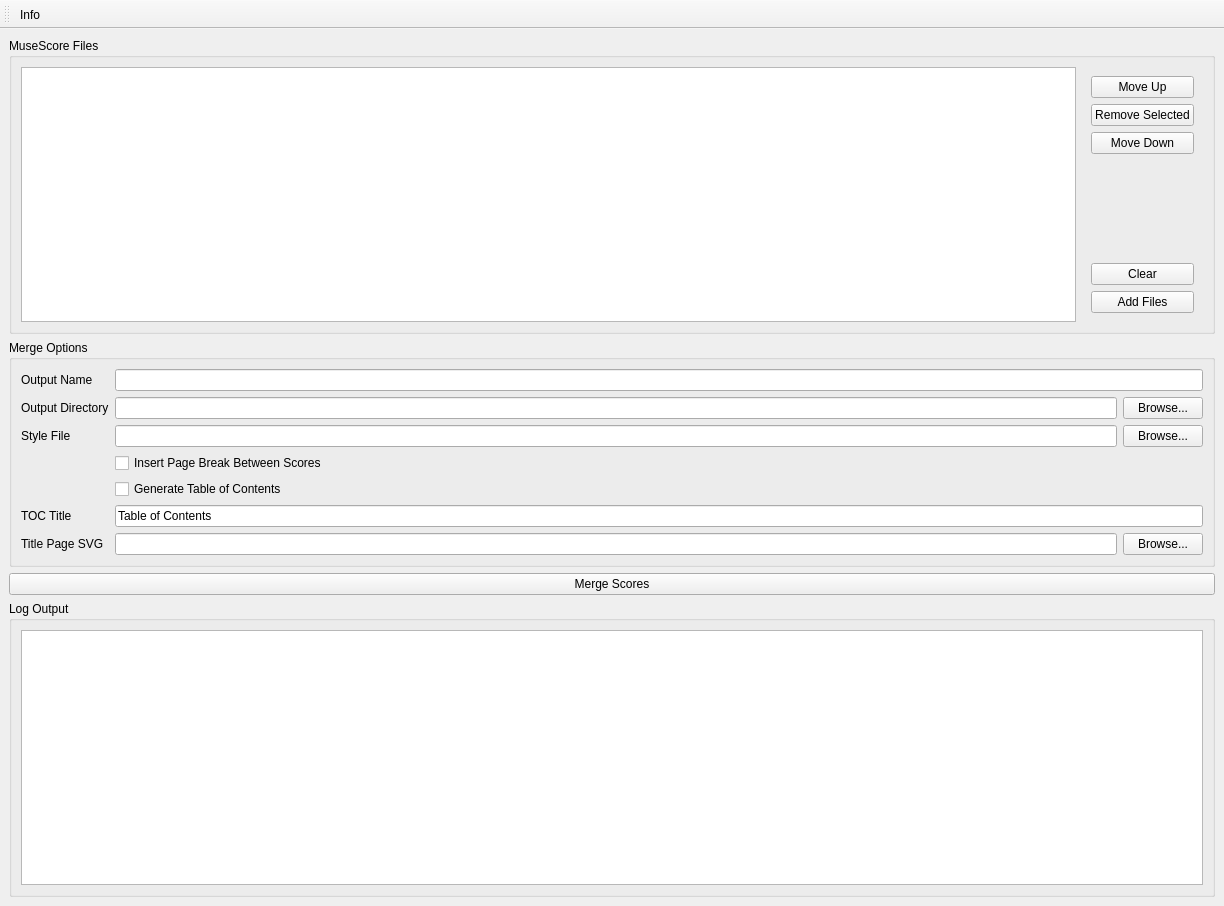
Qt form src/merge_scores/ui_resources/main_window.ui (greflm13/merge-musescores) before a commit.
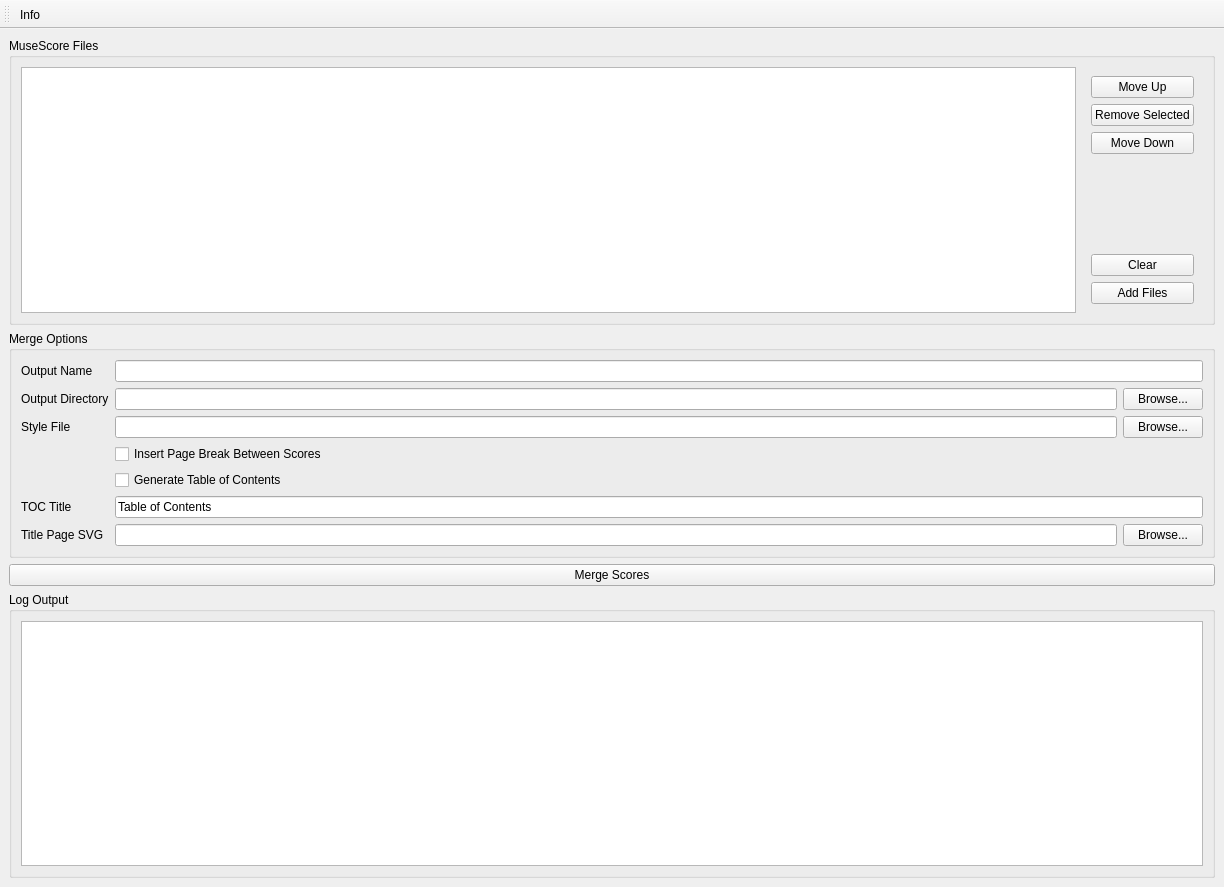
The same form after that commit.

```diff
--- a/src/merge_scores/ui_resources/main_window.ui
+++ b/src/merge_scores/ui_resources/main_window.ui
@@ -7,7 +7,7 @@
     <x>0</x>
     <y>0</y>
     <width>1224</width>
-    <height>906</height>
+    <height>887</height>
    </rect>
   </property>
   <property name="minimumSize">
```
